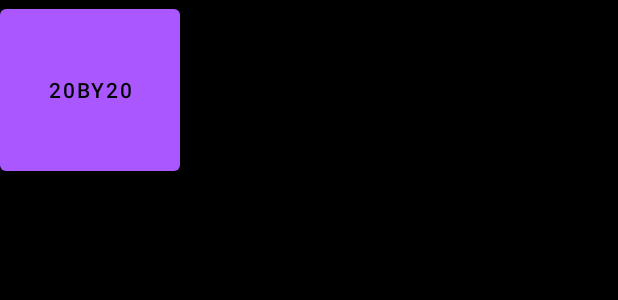
After one commit to charlos51ht/Promly-test, an Android app: the layout activity_home_page.xml on its own in the app's theme, with its tools: preview values and no code run, on a phone screen of 412 x 824 dp. The commit adds this screen. Shown: the top 300 px of the screen. Run offline under Robolectric (Android 15) with nearby library versions, the phone set to English and light mode, and no system bars.

Commit message:
Monday night work

```diff
--- a/app/build.gradle
+++ b/app/build.gradle
@@ -29,6 +29,9 @@ android {
     kotlinOptions {
         jvmTarget = '1.8'
     }
+    buildFeatures {
+        viewBinding true
+    }
 }
 
 dependencies {
@@ -37,6 +40,8 @@ dependencies {
     implementation 'androidx.appcompat:appcompat:1.4.1'
     implementation 'com.google.android.material:material:1.5.0'
     implementation 'androidx.constraintlayout:constraintlayout:2.1.3'
+    implementation 'androidx.navigation:navigation-fragment-ktx:2.4.1'
+    implementation 'androidx.navigation:navigation-ui-ktx:2.4.1'
     testImplementation 'junit:junit:4.13.2'
     androidTestImplementation 'androidx.test.ext:junit:1.1.3'
     androidTestImplementation 'androidx.test.espresso:espresso-core:3.4.0'
--- /dev/null
+++ b/app/src/main/res/layout/activity_home_page.xml
@@ -0,0 +1,22 @@
+<?xml version="1.0" encoding="utf-8"?>
+<androidx.constraintlayout.widget.ConstraintLayout xmlns:android="http://schemas.android.com/apk/res/android"
+    xmlns:app="http://schemas.android.com/apk/res-auto"
+    xmlns:tools="http://schemas.android.com/tools"
+    android:layout_width="match_parent"
+    android:layout_height="match_parent"
+    android:background="@color/black"
+    tools:context=".MainActivity">
+
+    <Button
+        android:id="@+id/twenty_by"
+        android:layout_width="wrap_content"
+        android:layout_height="wrap_content"
+        android:width="120dp"
+        android:height="120dp"
+        android:shape="oval"
+        android:text="@string/twenty_by"
+        tools:layout_editor_absoluteX="252dp"
+        tools:layout_editor_absoluteY="162dp" />
+
+
+</androidx.constraintlayout.widget.ConstraintLayout>
--- /dev/null
+++ b/app/src/main/res/values-land/dimens.xml
@@ -0,0 +1,3 @@
+<resources>
+        <dimen name="fab_margin">48dp</dimen>
+    </resources>
--- /dev/null
+++ b/app/src/main/res/values-w1240dp/dimens.xml
@@ -0,0 +1,3 @@
+<resources>
+        <dimen name="fab_margin">200dp</dimen>
+    </resources>
--- /dev/null
+++ b/app/src/main/res/values-w600dp/dimens.xml
@@ -0,0 +1,3 @@
+<resources>
+        <dimen name="fab_margin">48dp</dimen>
+    </resources>
--- /dev/null
+++ b/app/src/main/res/values/dimens.xml
@@ -0,0 +1,3 @@
+<resources>
+        <dimen name="fab_margin">16dp</dimen>
+    </resources>
--- a/app/src/main/res/values/themes.xml
+++ b/app/src/main/res/values/themes.xml
@@ -36,5 +36,11 @@
 
 
     </style>
+    <style name="Theme.Promly.NoActionBar">
+        <item name="windowActionBar">false</item>
+        <item name="windowNoTitle">true</item>
+    </style>
+    <style name="Theme.Promly.AppBarOverlay" parent="ThemeOverlay.AppCompat.Dark.ActionBar" />
+    <style name="Theme.Promly.PopupOverlay" parent="ThemeOverlay.AppCompat.Light" />
 
 </resources>
```
Also changed, not shown: app/src/main/AndroidManifest.xml (+11 -6 lines), app/src/main/java/com/example/promly/HomePageActivity.kt (added, +29 -0 lines), app/src/main/res/navigation/nav_graph.xml (added, +28 -0 lines), app/src/main/res/values/strings.xml (+9 -0 lines), 29 other files.
